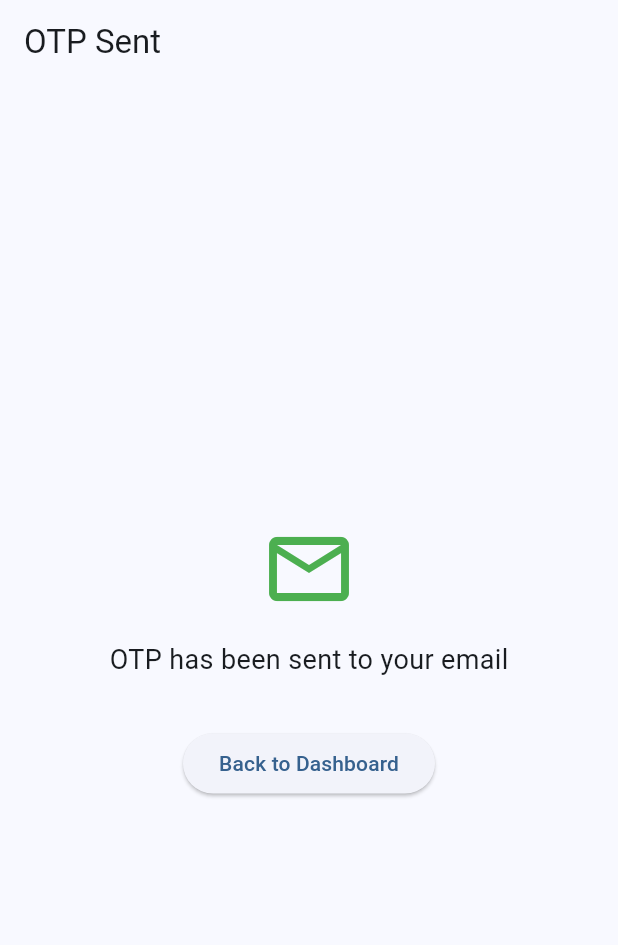
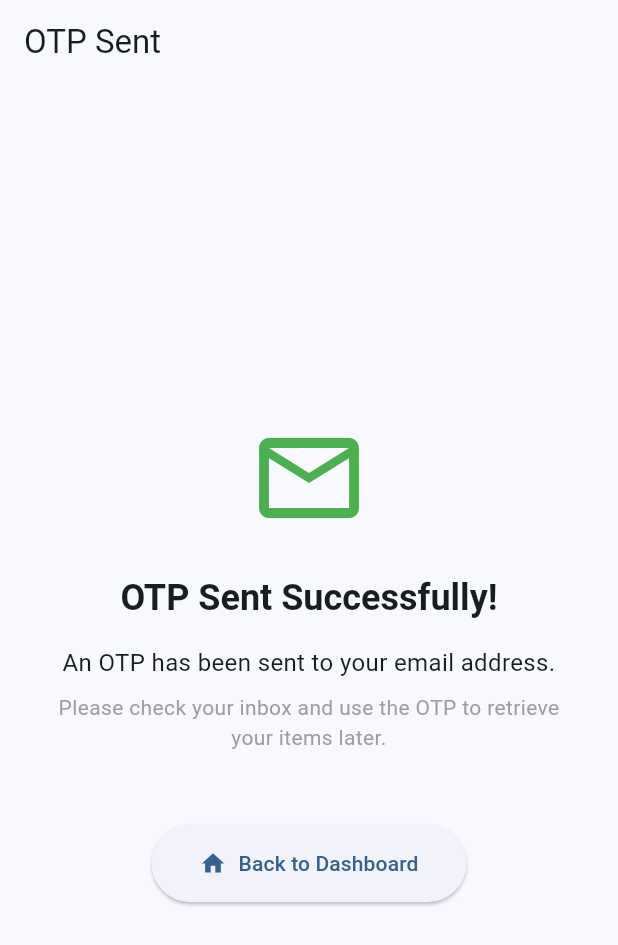
Before and after one commit to rathaavle/smart-locker-system, a Flutter app: the OtpSentScreen screen opened by its route, on a phone screen of 412 x 824 dp. Shown: the top 945 px of the screen. Run offline on Flutter 3.47's test engine with Material 3 defaults, Android fonts, the phone set to English and light mode, and no system bars; our stand-ins replace cloud_firestore, cloud_functions, equatable, firebase_core, flutter_riverpod, go_router; accounts and stored records are empty.

```diff
--- a/smart_locker/flutter_app/lib/screens/otp_sent_screen.dart
+++ b/smart_locker/flutter_app/lib/screens/otp_sent_screen.dart
@@ -1,7 +1,8 @@
 import 'package:flutter/material.dart';
 import 'package:go_router/go_router.dart';
 
-// TODO: Full implementation in Task 15
+/// OTP Sent Confirmation Screen
+/// Validates: Requirements 2.5
 class OtpSentScreen extends StatelessWidget {
   const OtpSentScreen({super.key});
 
@@ -10,27 +11,53 @@ class OtpSentScreen extends StatelessWidget {
     return Scaffold(
       appBar: AppBar(
         title: const Text('OTP Sent'),
+        automaticallyImplyLeading: false, // Remove back button
       ),
       body: Center(
+        child: Padding(
+          padding: const EdgeInsets.all(24.0),
           child: Column(
             mainAxisAlignment: MainAxisAlignment.center,
             children: [
               const Icon(
                 Icons.email_outlined,
-              size: 64,
+                size: 80,
                 color: Colors.green,
+              ),
+              const SizedBox(height: 24),
+              Text(
+                'OTP Sent Successfully!',
+                style: Theme.of(context).textTheme.headlineSmall?.copyWith(
+                      fontWeight: FontWeight.bold,
+                    ),
+                textAlign: TextAlign.center,
               ),
               const SizedBox(height: 16),
               const Text(
-              'OTP has been sent to your email',
-              style: TextStyle(fontSize: 18),
+                'An OTP has been sent to your email address.',
+                style: TextStyle(fontSize: 16),
+                textAlign: TextAlign.center,
               ),
-            const SizedBox(height: 32),
-            ElevatedButton(
+              const SizedBox(height: 8),
+              const Text(
+                'Please check your inbox and use the OTP to retrieve your items later.',
+                style: TextStyle(fontSize: 14, color: Colors.grey),
+                textAlign: TextAlign.center,
+              ),
+              const SizedBox(height: 48),
+              ElevatedButton.icon(
                 onPressed: () => context.go('/'),
-              child: const Text('Back to Dashboard'),
+                icon: const Icon(Icons.home),
+                label: const Text('Back to Dashboard'),
+                style: ElevatedButton.styleFrom(
+                  padding: const EdgeInsets.symmetric(
+                    horizontal: 32,
+                    vertical: 16,
+                  ),
+                ),
               ),
             ],
+          ),
         ),
       ),
     );
```
Also changed, not shown: smart_locker/flutter_app/lib/screens/check_in_screen.dart (+151 -4 lines), 1 other file. Lines whose indentation alone changed are shown as unchanged.
